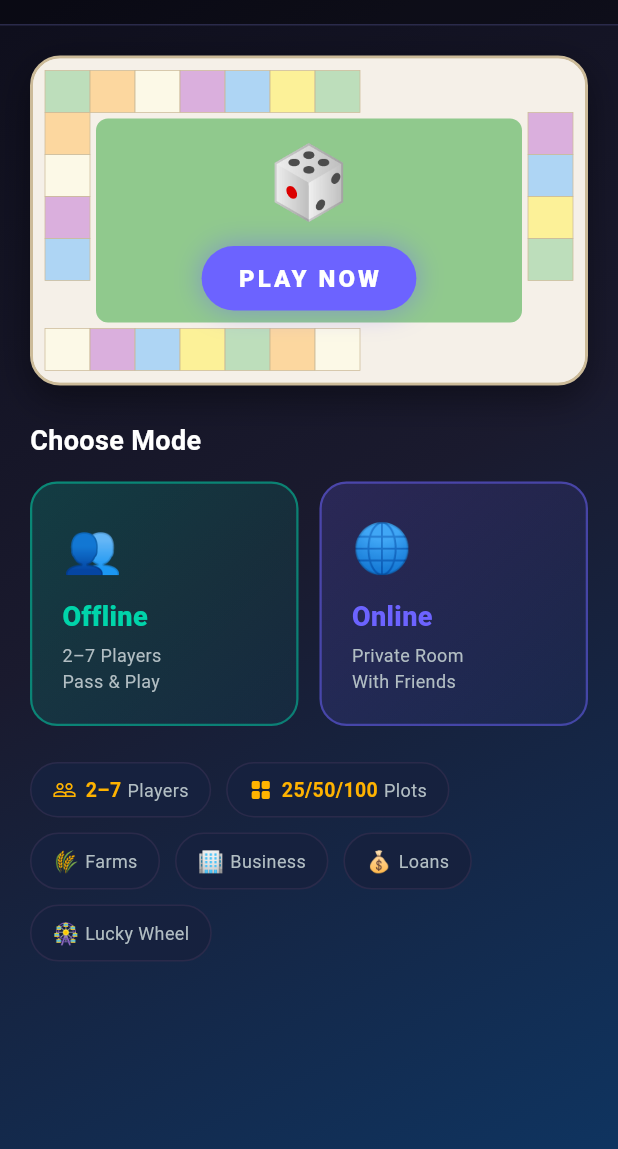
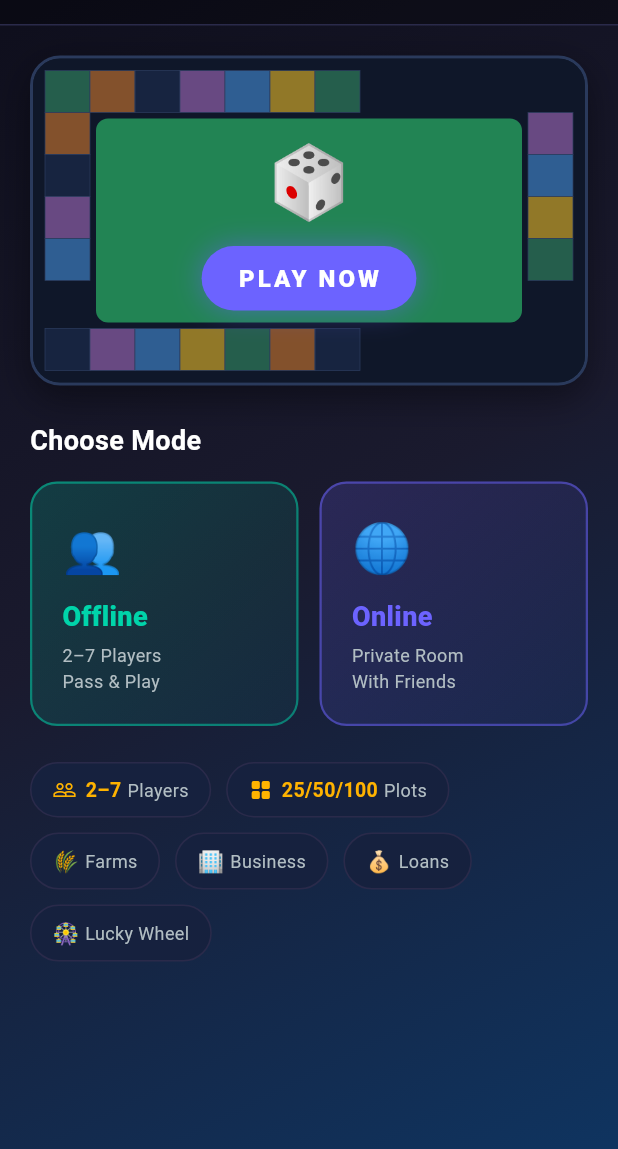
Before and after one commit to vijaybore/plot-plot, a Flutter app: the HomeScreen screen opened directly, on a phone screen of 412 x 824 dp, the part 87-1236 px from its top. Run offline on Flutter 3.47's test engine with Material 3 defaults, Android fonts, the phone set to English and light mode, and no system bars; our stand-ins replace equatable, flutter_riverpod.

Commit message:
Dark glass theme + overflow fixes

```diff
--- /dev/null
+++ b/devtools_options.yaml
@@ -0,0 +1,3 @@
+description: This file stores settings for Dart & Flutter DevTools.
+documentation: https://docs.flutter.dev/tools/devtools/extensions#configure-extension-enablement-states
+extensions:
--- a/lib/core/theme/app_theme.dart
+++ b/lib/core/theme/app_theme.dart
@@ -12,21 +12,26 @@ class AppColors {
   static const Color secondary = Color(0xFF00D4AA);
   static const Color accent    = Color(0xFFFFB300);
 
-  // ── Board ──
-  static const Color boardBg        = Color(0xFFF5F0E8);
-  static const Color boardBorder    = Color(0xFFCCBB99);
-  static const Color boardRoad      = Color(0xFFD4C9B0);
-  static const Color boardGrass     = Color(0xFF4CAF50);
-  static const Color boardGrassLight = Color(0xFF66BB6A);
+  // ── Board (dark glassmorphic) ──
+  static const Color boardBg        = Color(0xFF0F1729);
+  static const Color boardBorder    = Color(0xFF2A3A5C);
+  static const Color boardRoad      = Color(0xFF16213E);
+  static const Color boardGrass     = Color(0xFF2ECC71);
+  static const Color boardGrassLight = Color(0xFF58D68D);
 
-  // ── Tile colors ──
-  static const Color tileWhite  = Color(0xFFFFFDE7);
-  static const Color tileGreen  = Color(0xFFA5D6A7);
-  static const Color tileOrange = Color(0xFFFFCC80);
-  static const Color tilePurple = Color(0xFFCE93D8);
-  static const Color tileBlue   = Color(0xFF90CAF9);
-  static const Color tileRed    = Color(0xFFEF9A9A);
-  static const Color tileYellow = Color(0xFFFFF176);
+  // ── Glass surfaces ──
+  static const Color glassSurface   = Color(0xFF16213E);
+  static const Color glassBorder    = Color(0xFF2E4066);
+  static const Color glowCyan       = Color(0xFF4CC9F0);
+
+  // ── Tile colors (muted for dark bg, still legible) ──
+  static const Color tileWhite  = Color(0xFF1B2A4A);
+  static const Color tileGreen  = Color(0xFF2E7D5B);
+  static const Color tileOrange = Color(0xFFB56A2E);
+  static const Color tilePurple = Color(0xFF8E5FA8);
+  static const Color tileBlue   = Color(0xFF3D7DBF);
+  static const Color tileRed    = Color(0xFFC0524D);
+  static const Color tileYellow = Color(0xFFC9A227);
 
   static const Color startTile    = Color(0xFF1A1A2E);
   static const Color surpriseTile = Color(0xFFFF9800);
```
Also changed, not shown: lib/features/game/presentation/screens/game_screen.dart (+69 -20 lines), lib/features/game/presentation/widgets/board/board_tile_widget.dart (+26 -21 lines), lib/features/game/presentation/widgets/board/game_board_widget.dart (+22 -12 lines), lib/features/game/presentation/widgets/dice/dice_widget.dart (+10 -9 lines).
